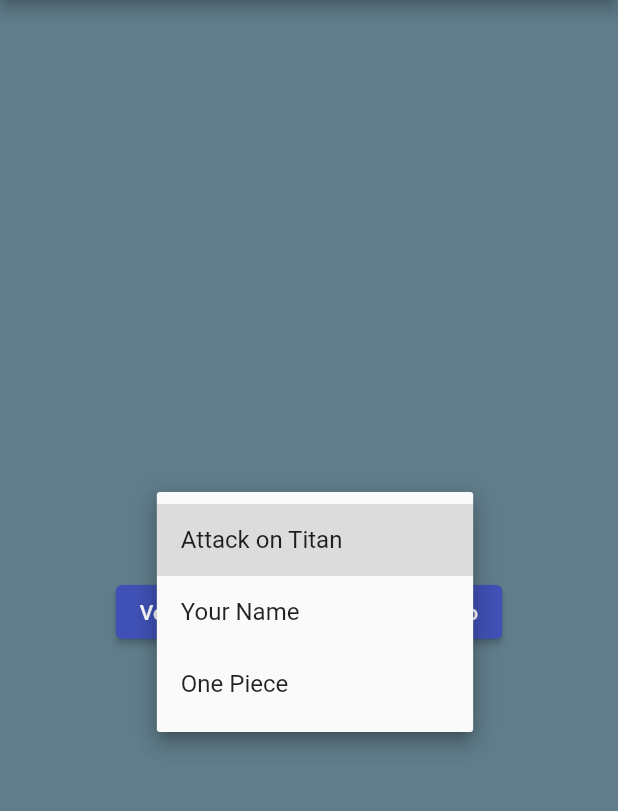
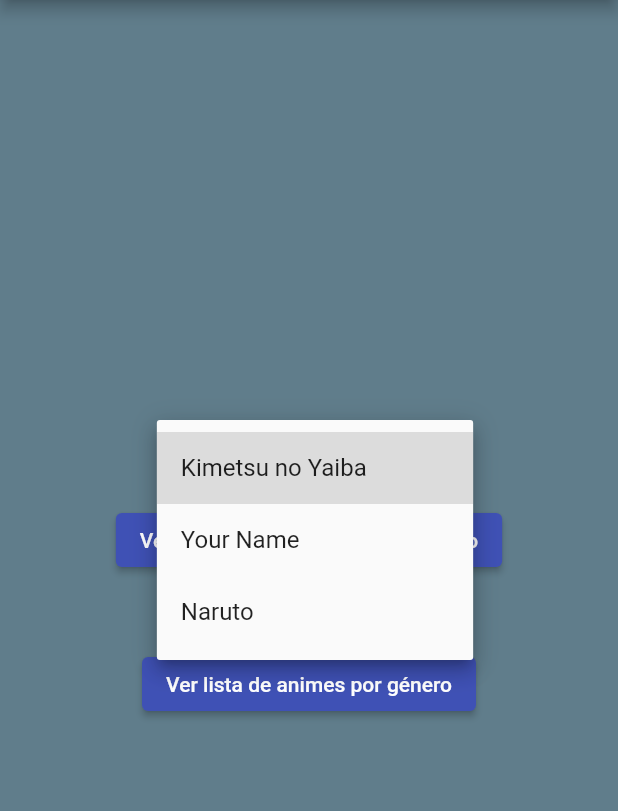
Before and after one commit to DanielGCh1/lab_1_moviles, a Flutter app: the screen it shows after launch, after a tap on "Seleccione un anime", on a phone screen of 412 x 824 dp, the part 84-895 px from its top. Run offline on Flutter 3.47's test engine with Material 2 defaults, Android fonts, the phone set to English and light mode, and no system bars; network calls fail.

Commit message:
Funciona el primer
Falta arreglar el punto 2 del lab#1
2.	Un listado de series para un género (El usuario lo escoge, sin escribirlo) con al menos 4 datos, y un enlace para acceder al listado de personajes.

```diff
--- a/lab_1_moviles/lib/main.dart
+++ b/lab_1_moviles/lib/main.dart
@@ -1,5 +1,7 @@
 import 'package:flutter/material.dart';
 import 'package:lab_1_moviles/your_anime_details_widget.dart';
+
+import 'AnimeListByGenreWidget.dart'; // Importar el nuevo archivo
 
 void main() {
   runApp(MyApp());
@@ -27,6 +29,7 @@
 
 class _HomeScreenState extends State<HomeScreen> {
   String? selectedAnime;
+  String? selectedGenre;
 
   @override
   Widget build(BuildContext context) {
@@ -47,9 +50,9 @@
                 });
               },
               items: <String>[
-                'Attack on Titan',
+                'Kimetsu no Yaiba',
                 'Your Name',
-                'One Piece',
+                'Naruto',
               ].map<DropdownMenuItem<String>>((String value) {
                 return DropdownMenuItem<String>(
                   value: value,
@@ -72,6 +75,37 @@
               },
               child: Text('Ver detalles del anime seleccionado'),
             ),
+            DropdownButton<String>(
+              value: selectedGenre,
+              hint: Text('Seleccione un genero'),
+              onChanged: (String? newValue) {
+                setState(() {
+                  selectedGenre = newValue;
+                });
+              },
+              items: <String>[
+                'Action',
+                'Comedy',
+                'Adventure',
+              ].map<DropdownMenuItem<String>>((String value) {
+                return DropdownMenuItem<String>(
+                  value: value,
+                  child: Text(value),
+                );
+              }).toList(),
+            ),
+            ElevatedButton(
+              onPressed: () {
+                Navigator.push(
+                  context,
+                  MaterialPageRoute(
+                    builder: (context) =>
+                        AnimeListByGenreWidget(genre: selectedGenre),
+                  ),
+                );
+              },
+              child: Text('Ver lista de animes por género'),
+            ),
           ],
         ),
       ),
```
Also changed, not shown: lab_1_moviles/lib/AnimeListByGenreWidget.dart (added, +113 -0 lines), lab_1_moviles/lib/your_anime_details_widget.dart (+53 -16 lines).
